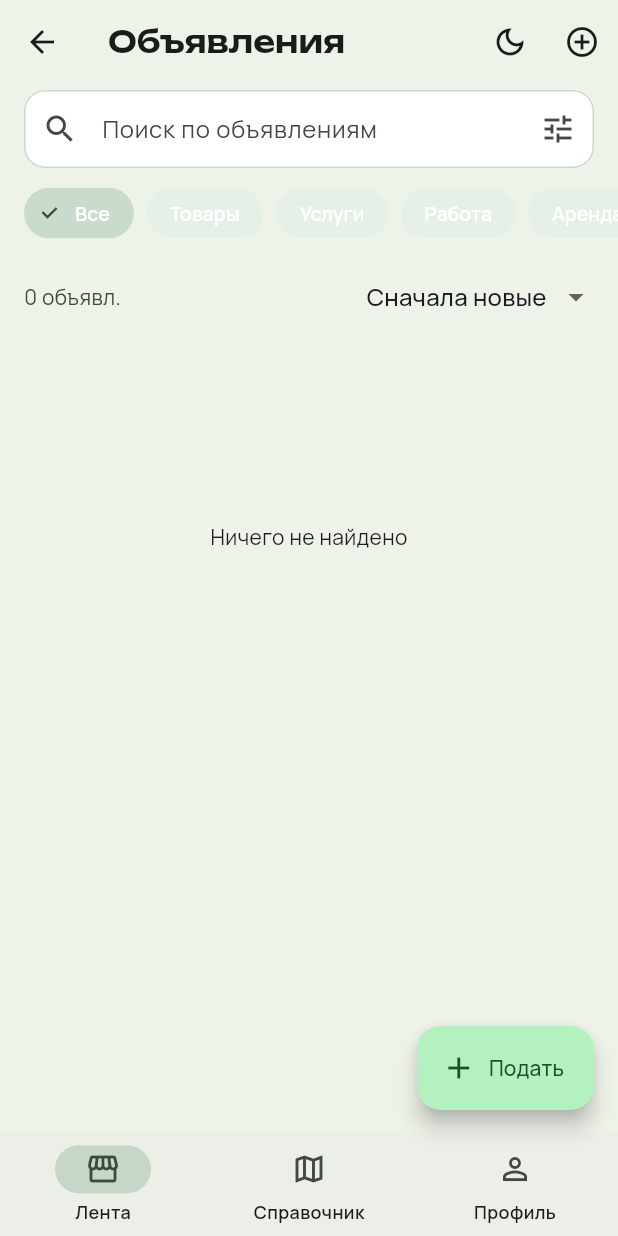
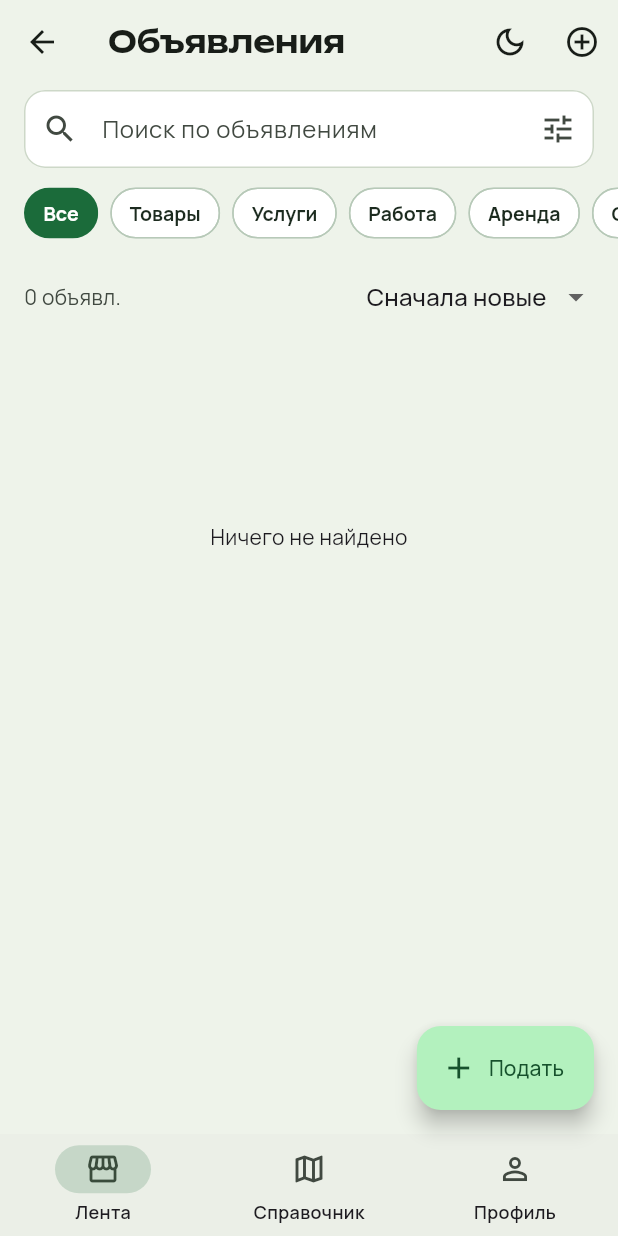
Before and after one commit to Restore2022/ryadom56, a Flutter app: the HomeShell screen opened by its route, on a phone screen of 412 x 824 dp. Run offline on Flutter 3.47's test engine with Material 3 defaults, Android fonts, the phone set to English and light mode, and no system bars; our stand-ins replace google_fonts, shared_preferences; accounts and stored records are empty; network calls fail.

Commit message:
Fix light theme filter chips contrast and readability
Co-authored-by: Cursor <cursoragent@cursor.com>

```diff
--- a/mobile/lib/screens/home_shell.dart
+++ b/mobile/lib/screens/home_shell.dart
@@ -34,6 +34,46 @@ const sortLabels = {
   'price_asc': 'Цена ↑',
   'price_desc': 'Цена ↓',
 };
+
+class RyadomFilterChip extends StatelessWidget {
+  const RyadomFilterChip({
+    super.key,
+    required this.label,
+    required this.selected,
+    required this.onSelected,
+  });
+
+  final String label;
+  final bool selected;
+  final ValueChanged<bool> onSelected;
+
+  @override
+  Widget build(BuildContext context) {
+    final isDark = Theme.of(context).brightness == Brightness.dark;
+    final bg = selected
+        ? (isDark ? const Color(0xFF2F6B45) : const Color(0xFF1B6B3A))
+        : (isDark ? const Color(0xFF243328) : Colors.white);
+    final fg = selected
+        ? (isDark ? const Color(0xFFE8FFF0) : Colors.white)
+        : (isDark ? const Color(0xFFD7E6D9) : const Color(0xFF1C2B1F));
+    final border = selected
+        ? Colors.transparent
+        : (isDark ? const Color(0xFF3A4F3E) : const Color(0xFFB7C9B8));
+
+    return FilterChip(
+      label: Text(label),
+      selected: selected,
+      showCheckmark: false,
+      onSelected: onSelected,
+      selectedColor: bg,
+      backgroundColor: bg,
+      checkmarkColor: fg,
+      side: BorderSide(color: border),
+      labelStyle: GoogleFonts.manrope(fontWeight: FontWeight.w700, fontSize: 13, color: fg),
+      shape: RoundedRectangleBorder(borderRadius: BorderRadius.circular(999)),
+    );
+  }
+}
 
 class HomeShell extends StatefulWidget {
   const HomeShell({super.key});
@@ -137,8 +177,8 @@ class _ListingsTabState extends State<_ListingsTab> {
             children: [
               Padding(
                 padding: const EdgeInsets.only(right: 8),
-                child: FilterChip(
-                  label: const Text('Все'),
+                child: RyadomFilterChip(
+                  label: 'Все',
                   selected: state.filterCategory == null,
                   onSelected: (_) => state.applyListingFilters(clearCategory: true),
                 ),
@@ -146,8 +186,8 @@ class _ListingsTabState extends State<_ListingsTab> {
               ...['goods', 'services', 'jobs', 'rent', 'free', 'lost_found'].map(
                 (c) => Padding(
                   padding: const EdgeInsets.only(right: 8),
-                  child: FilterChip(
-                    label: Text(categoryLabels[c]!),
+                  child: RyadomFilterChip(
+                    label: categoryLabels[c]!,
                     selected: state.filterCategory == c,
                     onSelected: (_) => state.applyListingFilters(category: state.filterCategory == c ? '' : c),
                   ),
@@ -440,8 +480,8 @@ class _DirectoryTabState extends State<_DirectoryTab> {
             children: [
               Padding(
                 padding: const EdgeInsets.only(right: 8),
-                child: FilterChip(
-                  label: const Text('Все'),
+                child: RyadomFilterChip(
+                  label: 'Все',
                   selected: state.directoryCategory == null,
                   onSelected: (_) => state.setDirectoryFilters(
                     category: null,
@@ -453,8 +493,8 @@ class _DirectoryTabState extends State<_DirectoryTab> {
               ...dirCategories.map(
                 (c) => Padding(
                   padding: const EdgeInsets.only(right: 8),
-                  child: FilterChip(
-                    label: Text(categoryLabels[c] ?? c),
+                  child: RyadomFilterChip(
+                    label: categoryLabels[c] ?? c,
                     selected: state.directoryCategory == c,
                     onSelected: (_) => state.setDirectoryFilters(
                       category: state.directoryCategory == c ? null : c,
```
Also changed, not shown: mobile/lib/theme.dart (+19 -4 lines).
